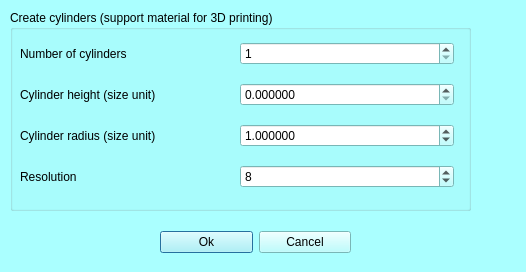
The window that MorphoDig/Qt/mqCylinderDialog.ui (morphomuseum/MorphoDig) describes before a commit, drawn with Qt 5.
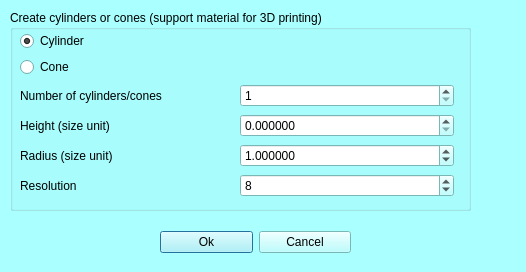
The same window after the commit.

Commit message: Cone or Cylinder

Diff of the .ui file:
```diff
--- a/MorphoDig/Qt/mqCylinderDialog.ui
+++ b/MorphoDig/Qt/mqCylinderDialog.ui
@@ -464,7 +464,7 @@
     </rect>
    </property>
    <property name="title">
-    <string>Create cylinders (support material for 3D printing)</string>
+    <string>Create cylinders or cones (support material for 3D printing)</string>
    </property>
    <widget class="QWidget" name="verticalLayoutWidget">
     <property name="geometry">
@@ -476,12 +476,33 @@
      </rect>
     </property>
     <layout class="QVBoxLayout" name="verticalLayout">
+     <item>
+      <layout class="QVBoxLayout" name="verticalLayout_2">
+       <item>
+        <widget class="QRadioButton" name="cylinder">
+         <property name="text">
+          <string>Cylinder</string>
+         </property>
+         <property name="checked">
+          <bool>true</bool>
+         </property>
+        </widget>
+       </item>
+       <item>
+        <widget class="QRadioButton" name="cone">
+         <property name="text">
+          <string>Cone</string>
+         </property>
+        </widget>
+       </item>
+      </layout>
+     </item>
      <item>
       <layout class="QHBoxLayout" name="horizontalLayout_7">
        <item>
         <widget class="QLabel" name="label_6">
          <property name="text">
-          <string>Number of cylinders</string>
+          <string>Number of cylinders/cones</string>
          </property>
         </widget>
        </item>
@@ -499,7 +520,7 @@
        <item>
         <widget class="QLabel" name="label_2">
          <property name="text">
-          <string>Cylinder height (size unit)</string>
+          <string>Height (size unit)</string>
          </property>
         </widget>
        </item>
@@ -523,7 +544,7 @@
        <item>
         <widget class="QLabel" name="label_3">
          <property name="text">
-          <string>Cylinder radius (size unit)</string>
+          <string>Radius (size unit)</string>
          </property>
         </widget>
        </item>
```
Left out of the diff: 4 changed lines with no effect on the pictures. The commit also changes 4 other files.
